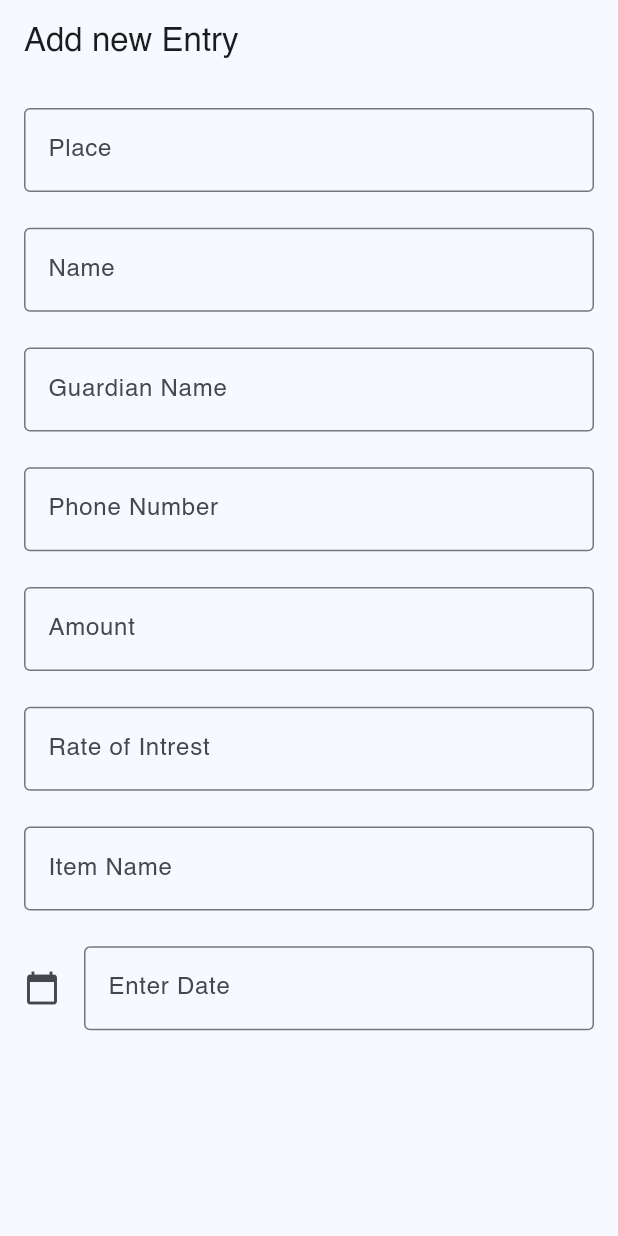
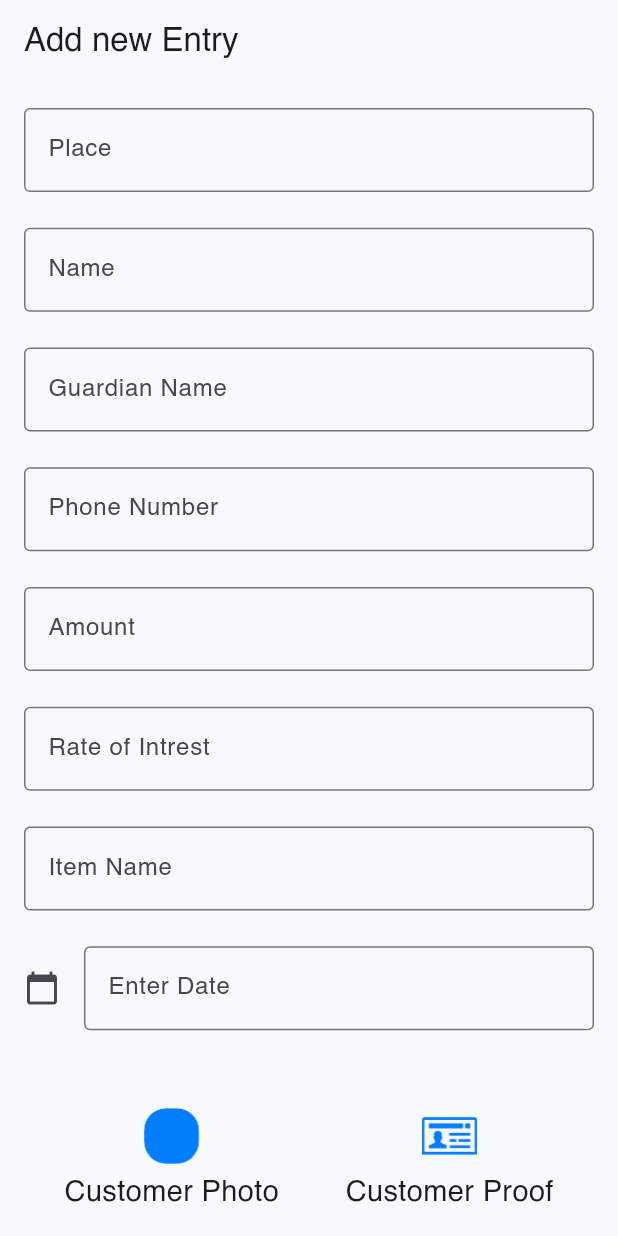
Before and after one commit to dumbun/self-finance, a Flutter app: the AddNewEntryView screen opened directly, on a phone screen of 412 x 824 dp. Run offline on Flutter 3.47's test engine with Material 2 defaults, Android fonts, the phone set to English and light mode, and no system bars; our stand-ins replace fl_chart, flutter_svg, flutter_svg_provider, image_picker, local_auth, pinput and 2 more; accounts and stored records are empty; project files that could hold a hidden picture were left out.

Commit message:
db updated and some ui changes and db working approved

```diff
--- a/lib/backend/backend.dart
+++ b/lib/backend/backend.dart
@@ -16,10 +16,9 @@ class BackEnd {
       TAKEN_DATE TIMESTAMP NOT NULL DEFAULT CURRENT_TIMESTAMP,
       ITEM_NAME TEXT NOT NULL,
       TRANSFER INT NOT NULL,
-      PHOTO_PROOF TEXT,
-      PHOTO_ITEM TEXT,
-      PHOTO_CUSTOMER TEXT
-
+      PHOTO_PROOF TEXT NOT NULL,
+      PHOTO_ITEM TEXT NOT NULL,
+      PHOTO_CUSTOMER TEXT NOT NULL,
       PAID_DATE TIMESTAMP NOT NULL DEFAULT CURRENT_TIMESTAMP
     )""");
     await database.execute("""CREATE TABLE TRANSACTIONS(
@@ -38,9 +37,9 @@ class BackEnd {
       PAID_AMOUNT DOUBLE,
       TOTAL_INTREST DOUBLE,
       DUE_TIME TEXT,
-      PHOTO_PROOF TEXT,
-      PHOTO_ITEM TEXT,
-      PHOTO_CUSTOMER TEXT
+      PHOTO_PROOF TEXT NOT NULL,
+      PHOTO_ITEM TEXT NOT NULL,
+      PHOTO_CUSTOMER TEXT NOT NULL
     )""");
   }
 
@@ -66,7 +65,10 @@ class BackEnd {
         "TAKEN_AMOUNT": customer.takenAmount,
         "RATE_OF_INTEREST": customer.rateOfInterest,
         "ITEM_NAME": customer.itemName,
-        "TRANSFER": customer.transaction
+        "TRANSFER": customer.transaction,
+        "PHOTO_CUSTOMER": customer.photoCustomer,
+        "PHOTO_ITEM": customer.photoItem,
+        "PHOTO_PROOF": customer.photoProof,
       };
       final id = await db.insert('CUSTOMERS', data, conflictAlgorithm: sql.ConflictAlgorithm.replace);
       return true;
@@ -94,7 +96,10 @@ class BackEnd {
         "VIA": transacrtion.via,
         "PAID_AMOUNT": transacrtion.paidAmount,
         "TOTAL_INTREST": transacrtion.totalIntrest,
-        "DUE_TIME": transacrtion.dueTime
+        "DUE_TIME": transacrtion.dueTime,
+        "PHOTO_CUSTOMER": transacrtion.photoCustomer,
+        "PHOTO_ITEM": transacrtion.photoItem,
+        "PHOTO_PROOF": transacrtion.photoProof,
       };
 
       final id = await db.insert('TRANSACTIONS', data, conflictAlgorithm: sql.ConflictAlgorithm.replace);
--- a/lib/constants/constants.dart
+++ b/lib/constants/constants.dart
@@ -5,3 +5,6 @@ const String securePinMassage = "Login pin is to Secure your Application from Th
 const String addNewEntry = "Add New Entry";
 const String history = "History";
 const String emiCalculator = "EMI Calculator";
+const String defaultProfileImagePath = "assets/icon/defaultImage.svg";
+const String defaultProofImagePath = "assets/icon/id_proof_icon.svg";
+const String defaultItemImagePath = "assets/icon/item_icon.svg";
--- a/lib/models/customer_model.dart
+++ b/lib/models/customer_model.dart
@@ -11,15 +11,15 @@ class Customer {
   final double rateOfInterest;
   final String itemName;
   final int transaction;
-  final String? photoProof;
-  final String? photoItem;
-  final String? photoCustomer;
+  final String photoProof;
+  final String photoItem;
+  final String photoCustomer;
 
   const Customer({
     this.id,
-    this.photoProof,
-    this.photoItem,
-    this.photoCustomer,
+    required this.photoProof,
+    required this.photoItem,
+    required this.photoCustomer,
     required this.mobileNumber,
     required this.address,
     required this.customerName,
@@ -78,7 +78,7 @@ class Customer {
         itemName: e["ITEM_NAME"],
         transaction: e["TRANSFER"],
         photoProof: e["PHOTO_PROOF"],
-        photoCustomer: e["photoCustomer"],
+        photoCustomer: e["PHOTO_CUSTOMER"],
         photoItem: e["PHOTO_ITEM"],
       ));
     });
@@ -115,6 +115,9 @@ class Customer {
       rateOfInterest: map['rateOfInterest']?.toDouble() ?? 0.0,
       itemName: map['itemName'] ?? '',
       transaction: map['transaction']?.toInt() ?? 0,
+      photoProof: map['photoCustomer'] ?? '',
+      photoItem: map['photoCustomer'] ?? '',
+      photoCustomer: map['photoItem'] ?? '',
     );
   }
 
--- a/lib/models/transaction_model.dart
+++ b/lib/models/transaction_model.dart
@@ -18,9 +18,9 @@ class Transactions {
   final int? paidAmount;
   final int? totalIntrest;
   final String? dueTime;
-  final String? photoProof;
-  final String? photoItem;
-  final String? photoCustomer;
+  final String photoProof;
+  final String photoItem;
+  final String photoCustomer;
 
   Transactions({
     this.id,
@@ -38,9 +38,9 @@ class Transactions {
     this.paidAmount,
     this.totalIntrest,
     this.dueTime,
-    this.photoProof,
-    this.photoItem,
-    this.photoCustomer,
+    required this.photoProof,
+    required this.photoItem,
+    required this.photoCustomer,
   });
 
   static List<Transactions> toList(data) {
@@ -65,7 +65,7 @@ class Transactions {
             totalIntrest: e["TOTAL_INTREST"],
             dueTime: e["DUE_TIME"],
             photoProof: e["PHOTO_PROOF"],
-            photoCustomer: e["photoCustomer"],
+            photoCustomer: e["PHOTO_CUSTOMER"],
             photoItem: e["PHOTO_ITEM"],
           ),
         );
@@ -156,6 +156,9 @@ class Transactions {
       paidAmount: map['paidAmount']?.toInt(),
       totalIntrest: map['totalIntrest']?.toInt(),
       dueTime: map['dueTime'],
+      photoProof: map['photoProof'] ?? '',
+      photoItem: map['photoItem'] ?? '',
+      photoCustomer: map['photoCustomer'] ?? '',
     );
   }
 
--- a/lib/views/add_new_entry_view.dart
+++ b/lib/views/add_new_entry_view.dart
@@ -2,9 +2,13 @@ import 'package:flutter/material.dart';
 import 'package:intl/intl.dart';
 import 'package:responsive_sizer/responsive_sizer.dart';
 import 'package:self_finance/backend/backend.dart';
+import 'package:self_finance/constants/constants.dart';
+import 'package:self_finance/fonts/body_text.dart';
 import 'package:self_finance/models/customer_model.dart';
 import 'package:self_finance/models/transaction_model.dart';
+import 'package:self_finance/util.dart';
 import 'package:self_finance/widgets/dilogbox_widget.dart';
+import 'package:self_finance/widgets/image_picker_widget.dart';
 import 'package:self_finance/widgets/input_text_field.dart';
 import 'package:self_finance/widgets/round_corner_button.dart';
 
@@ -25,6 +29,13 @@ class _AddNewEntryViewState extends State<AddNewEntryView> {
   late final _itemName = TextEditingController();
   late final _takenDate = TextEditingController();
   late bool _isloading;
+  Widget? _pickedProfileImage;
+  String _pickedProfileImageString = "";
+  Widget? _pickedItemImage;
+  String _pickedItemImageString = "";
+  Widget? _pickedProofImage;
+  String _pickedProofImageString = "";
+
   @override
   void initState() {
     _isloading = false;
@@ -33,7 +44,11 @@ class _AddNewEntryViewState extends State<AddNewEntryView> {
 
   @override
   void dispose() {
+    _pickedItemImageString;
+    _pickedProofImageString;
     _address.dispose();
+    _pickedProfileImage;
+    _pickedProfileImageString;
     _customerName.dispose();
     _guardianName.dispose();
     _mobileNumber.dispose();
@@ -46,15 +61,19 @@ class _AddNewEntryViewState extends State<AddNewEntryView> {
 
   @override
   Widget build(BuildContext context) {
-    void addNewEntry(
-        {required String mobileNumber,
+    void addNewEntry({
+      required String mobileNumber,
       required String address,
       required String customerName,
       required String guardianName,
       required int takenAmount,
       required double rateOfInterest,
       required String itemName,
-        required String takenDate}) async {
+      required String takenDate,
+      required String profilePhoto,
+      required String itemPhoto,
+      required String proofPhoto,
+    }) async {
       try {
         final bool isCretateNewEntry = await BackEnd.createNewEntry(
           Customer(
@@ -66,6 +85,9 @@ class _AddNewEntryViewState extends State<AddNewEntryView> {
             takenAmount: takenAmount,
             rateOfInterest: rateOfInterest,
             itemName: itemName,
+            photoCustomer: profilePhoto,
+            photoItem: itemPhoto,
+            photoProof: proofPhoto,
             transaction: 1,
           ),
         );
@@ -79,7 +101,10 @@ class _AddNewEntryViewState extends State<AddNewEntryView> {
             takenAmount: takenAmount,
             rateOfInterest: rateOfInterest,
             itemName: itemName,
+            photoCustomer: profilePhoto,
             transactionType: 1,
+            photoProof: proofPhoto,
+            photoItem: itemPhoto,
           ),
         );
         setState(() {
@@ -169,7 +194,7 @@ class _AddNewEntryViewState extends State<AddNewEntryView> {
                           initialDate: DateTime.now(),
                           firstDate: DateTime(1950),
                           //DateTime.now() - not to allow to choose before today.
-                          lastDate: DateTime.now());
+                          lastDate: DateTime(9999));
                       if (pickedDate != null) {
                         //pickedDate output format => 2021-03-10 00:00:00.000
                         String formattedDate = DateFormat('dd-MM-yyyy').format(pickedDate);
@@ -180,7 +205,9 @@ class _AddNewEntryViewState extends State<AddNewEntryView> {
                       } else {}
                     },
                   ),
-                  const SizedBox(height: 24),
+                  SizedBox(height: 24.sp),
+                  _buildImagePickers(),
+                  SizedBox(height: 24.sp),
                   if (_isloading == true) const CircularProgressIndicator(),
                   if (_isloading != true &&
                       _address.text.isNotEmpty &&
@@ -205,6 +232,9 @@ class _AddNewEntryViewState extends State<AddNewEntryView> {
                           rateOfInterest: double.parse(_rateOfInterest.text),
                           itemName: _itemName.text,
                           takenDate: _takenDate.text,
+                          profilePhoto: _pickedProfileImageString,
+                          itemPhoto: _pickedItemImageString,
+                          proofPhoto: _pickedProofImageString,
                         );
                         Navigator.of(context).pop();
                       },
@@ -218,4 +248,91 @@ class _AddNewEntryViewState extends State<AddNewEntryView> {
       ),
     );
   }
+
+  _buildImagePickers() {
+    return Column(
+      mainAxisAlignment: MainAxisAlignment.center,
+      crossAxisAlignment: CrossAxisAlignment.center,
+      children: [
+        Row(
+          mainAxisAlignment: MainAxisAlignment.spaceEvenly,
+          crossAxisAlignment: CrossAxisAlignment.center,
+          children: [
+            _buildImageButtons(
+              _doProfilePickingProcess,
+              defaultProfileImagePath,
+              _pickedProfileImage,
+              "Customer Photo",
+            ),
+            _buildImageButtons(
+              _doProofPickingProcess,
+              defaultProofImagePath,
+              _pickedProofImage,
+              "Customer Proof",
+            ),
+          ],
+        ),
+        SizedBox(height: 10.sp),
+        _buildImageButtons(
+          _doItemPickingProcess,
+          defaultItemImagePath,
+          _pickedItemImage,
+          "Item photo",
+        ),
+      ],
+    );
   }
+
+  Card _buildImageButtons(onTap, defaultImage, pickedImage, text) {
+    return Card(
+      elevation: 0.sp,
+      child: Container(
+        margin: EdgeInsets.all(15.sp),
+        child: Column(
+          children: [
+            ImagePickerWidget(
+              onTap: onTap,
+              defaultImage: defaultImage,
+              pickedImage: pickedImage,
+            ),
+            SizedBox(height: 10.sp),
+            BodyOneDefaultText(text: text)
+          ],
+        ),
+      ),
+    );
+  }
+
+  _doProfilePickingProcess() {
+    pickImageFromCamera().then((value) {
+      if (value != "" && value.isNotEmpty) {
+        _pickedProfileImageString = value;
+        setState(() {
+          _pickedProfileImage = Utility.imageFromBase64String(value);
+        });
+      }
+    });
+  }
+
+  _doItemPickingProcess() {
+    pickImageFromCamera().then((value) {
+      if (value != "" && value.isNotEmpty) {
+        _pickedItemImageString = value;
+        setState(() {
+          _pickedItemImage = Utility.imageFromBase64String(value);
+        });
+      }
+    });
+  }
+
+  _doProofPickingProcess() {
+    pickImageFromCamera().then((value) {
+      if (value != "" && value.isNotEmpty) {
+        _pickedProofImageString = value;
+        setState(() {
+          _pickedProofImage = Utility.imageFromBase64String(value);
+        });
+      }
+    });
+  }
+}
--- a/lib/views/details_view.dart
+++ b/lib/views/details_view.dart
@@ -1,5 +1,6 @@
 import 'package:flutter/material.dart';
 import 'package:self_finance/models/transaction_model.dart';
+import 'package:self_finance/util.dart';
 
 class DetailsView extends StatelessWidget {
   const DetailsView({super.key, required this.data});
@@ -16,6 +17,9 @@ class DetailsView extends StatelessWidget {
           crossAxisAlignment: CrossAxisAlignment.center,
           mainAxisAlignment: MainAxisAlignment.center,
           children: [
+            Utility.imageFromBase64String(data.photoCustomer),
+            Utility.imageFromBase64String(data.photoItem),
+            Utility.imageFromBase64String(data.photoProof),
             Text(data.id.toString()),
             Text(data.customerName),
             Text(data.via.toString()),
--- a/lib/widgets/dilogbox_widget.dart
+++ b/lib/widgets/dilogbox_widget.dart
@@ -5,7 +5,7 @@ class AlertDilogs {
   static alertDialogWithOneAction(BuildContext context, String title, String content) {
     return showDialog<String>(
       context: context,
-      builder: (BuildContext context) => AlertDialog(
+      builder: (BuildContext context) => AlertDialog.adaptive(
         title: Text(title),
         content: Text(content, style: const TextStyle(fontSize: 22)),
         actions: <Widget>[
--- /dev/null
+++ b/lib/widgets/image_picker_widget.dart
@@ -0,0 +1,38 @@
+import 'package:flutter/material.dart';
+import 'package:flutter_svg_provider/flutter_svg_provider.dart';
+import 'package:responsive_sizer/responsive_sizer.dart';
+import 'package:self_finance/theme/colors.dart';
+import 'package:self_finance/widgets/image_widget.dart';
+
+class ImagePickerWidget extends StatefulWidget {
+  const ImagePickerWidget({
+    super.key,
+    this.onTap,
+    required this.defaultImage,
+    this.pickedImage,
+  });
+  final void Function()? onTap;
+  final String defaultImage;
+  final ClipRRect? pickedImage;
+  @override
+  State<ImagePickerWidget> createState() => _ImagePickerWidgetState();
+}
+
+class _ImagePickerWidgetState extends State<ImagePickerWidget> {
+  @override
+  Widget build(BuildContext context) {
+    return GestureDetector(
+      onTap: widget.onTap,
+      child: ClipRRect(
+        borderRadius: BorderRadius.circular(8.sp),
+        child: widget.pickedImage ??
+            ImageWidget(
+              height: 25.sp,
+              width: 25.sp,
+              child: Svg(widget.defaultImage, color: getPrimaryColor),
+              shape: BoxShape.rectangle,
+            ),
+      ),
+    );
+  }
+}
--- a/lib/widgets/circle_images.dart
+++ b/lib/widgets/image_widget.dart
@@ -1,16 +1,18 @@
 import 'package:flutter/material.dart';
 
-class CircleImage extends StatelessWidget {
-  const CircleImage({
+class ImageWidget extends StatelessWidget {
+  const ImageWidget({
     super.key,
     required this.height,
     required this.width,
     required this.child,
+    required this.shape,
   });
 
   final double height;
   final double width;
   final ImageProvider<Object> child;
+  final BoxShape shape;
 
   @override
   Widget build(BuildContext context) {
@@ -18,7 +20,7 @@ class CircleImage extends StatelessWidget {
       width: width,
       height: height,
       decoration: BoxDecoration(
-        shape: BoxShape.circle,
+        shape: shape,
         image: DecorationImage(
           fit: BoxFit.fill,
           image: child,
--- a/pubspec.yaml
+++ b/pubspec.yaml
@@ -24,6 +24,7 @@ dependencies:
   intl: ^0.18.1
   fl_chart: ^0.64.0
   image_picker: ^1.0.4
+  photo_view: ^0.14.0
 
 dev_dependencies:
   flutter_test:
```
Also changed, not shown: lib/util.dart (+15 -5 lines), lib/widgets/default_user_image.dart (+7 -3 lines), assets/icon/id_proof_icon.svg (added), assets/icon/item_icon.svg (added), pubspec.lock. Lines whose indentation alone changed are shown as unchanged.
